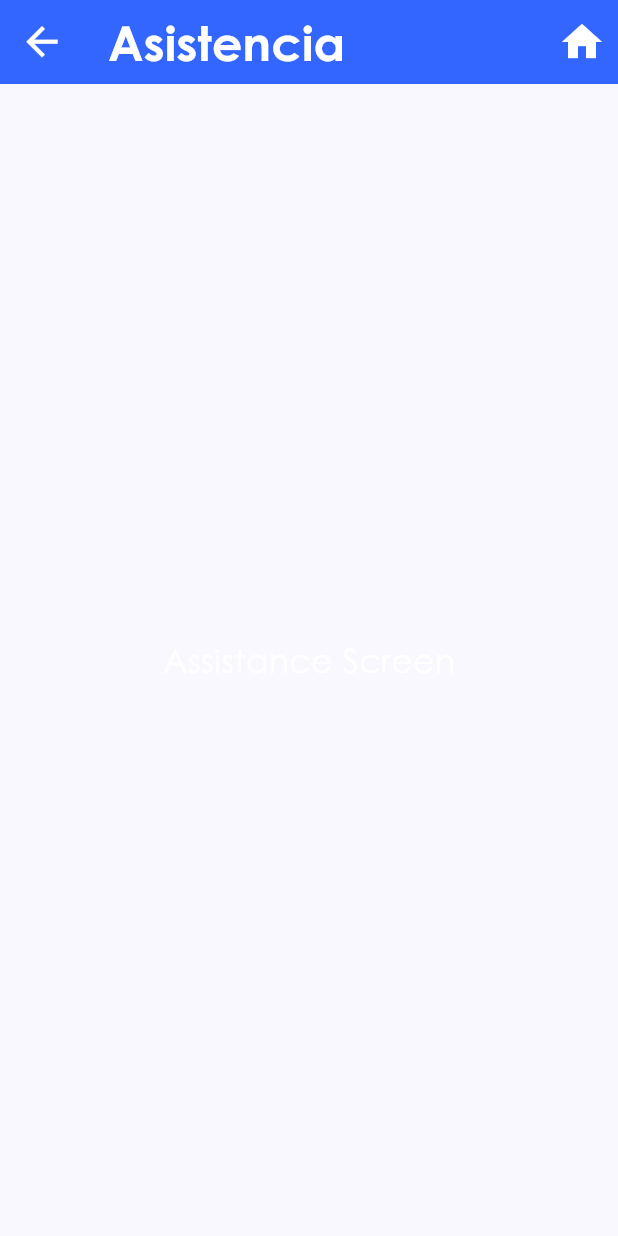
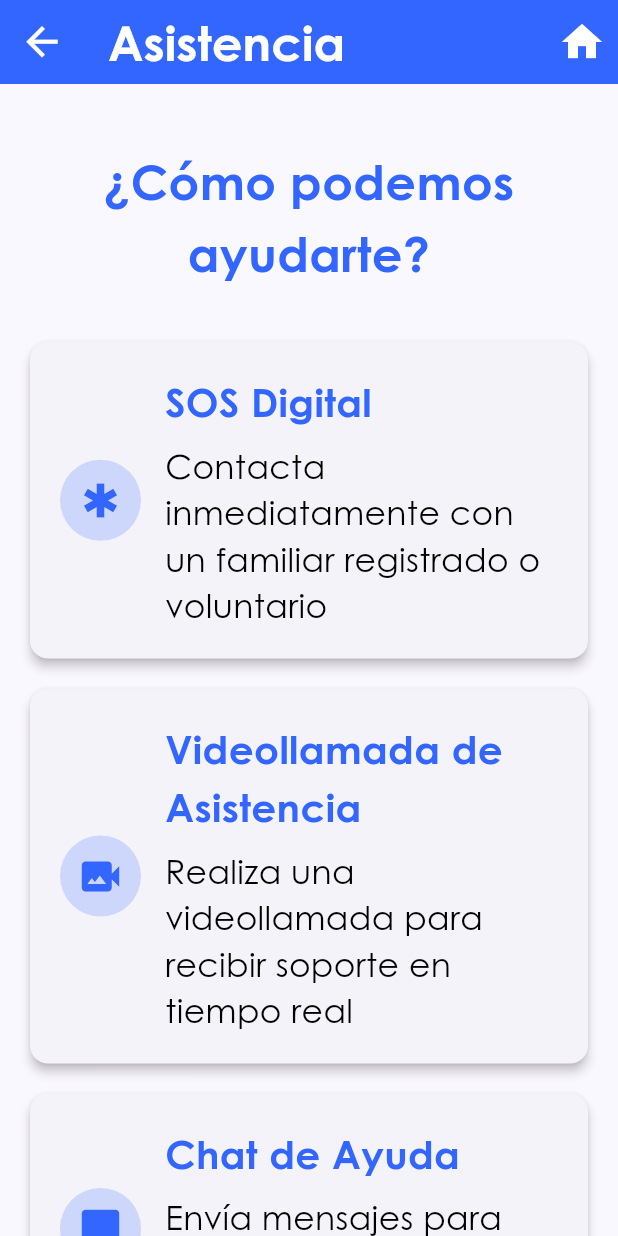
Before and after one commit to FlakoArenas26/Conecta-Mayor-App, a Flutter app: the AssistanceScreen screen opened directly, on a phone screen of 412 x 824 dp. Run offline on Flutter 3.47's test engine with Material 3 defaults, Android fonts, the phone set to English and light mode, and no system bars.

Commit message:
Diseño y desarrollo de componentes del módulo asistencia, se usa información quemada en pantalla porque no se cuenta con backend aun

```diff
--- a/analysis_options.yaml
+++ b/analysis_options.yaml
@@ -11,6 +11,7 @@ analyzer:
   errors:
     deprecated_member_use: ignore
     library_private_types_in_public_api: ignore
+    unnecessary_to_list_in_spreads: ignore
     use_super_parameters: ignore
 include: package:flutter_lints/flutter.yaml
 
--- a/lib/screens/assistance/assistance_screen.dart
+++ b/lib/screens/assistance/assistance_screen.dart
@@ -1,14 +1,17 @@
+import 'package:conecta_mayor/screens/assistance/sos_digital_screen.dart';
+import 'package:conecta_mayor/screens/assistance/videocall_screen.dart';
 import 'package:conecta_mayor/screens/home/home_screen.dart';
 import 'package:flutter/material.dart';
 
-class AssistanceScreen extends StatefulWidget {
-  const AssistanceScreen({super.key});
+// Pantalla SOS Digital (debes tenerla en un archivo separado)
+class MainAssistanceScreen extends StatefulWidget {
+  const MainAssistanceScreen({super.key});
 
   @override
-  State<AssistanceScreen> createState() => _AssistanceScreenState();
+  State<MainAssistanceScreen> createState() => _MainAssistanceScreenState();
 }
 
-class _AssistanceScreenState extends State<AssistanceScreen> {
+class _MainAssistanceScreenState extends State<MainAssistanceScreen> {
   @override
   Widget build(BuildContext context) {
     return Scaffold(
@@ -37,17 +40,52 @@ class _AssistanceScreenState extends State<AssistanceScreen> {
         ],
         elevation: 0,
       ),
-      body: Center(child: Text('Assistance Screen')),
     );
   }
 }
 
-class _AssistanceScreen extends State<AssistanceScreen> {
+// Pantalla principal de Asistencia
+class AssistanceScreen extends StatefulWidget {
+  const AssistanceScreen({super.key});
+
+  @override
+  State<AssistanceScreen> createState() => _AssistanceScreenState();
+}
+
+class _AssistanceScreenState extends State<AssistanceScreen> {
+  final Color primaryColor = const Color(0xFF3366FF);
+  final List<AssistanceOption> options = [
+    AssistanceOption(
+      title: 'SOS Digital',
+      description:
+          'Contacta inmediatamente con un familiar registrado o voluntario',
+      icon: Icons.emergency,
+      destination: SosDigitalScreen(title: 'SOS Digital'),
+    ),
+    AssistanceOption(
+      title: 'Videollamada de Asistencia',
+      description:
+          'Realiza una videollamada para recibir soporte en tiempo real',
+      icon: Icons.video_camera_back,
+      destination: VideoCallScreen(),
+    ),
+    AssistanceOption(
+      title: 'Chat de Ayuda',
+      description: 'Envía mensajes para recibir soporte por escrito',
+      icon: Icons.chat_bubble,
+    ),
+    AssistanceOption(
+      title: 'Agendar Capacitación',
+      description: 'Programa una sesión personalizada con un instructor',
+      icon: Icons.calendar_today,
+    ),
+  ];
+
   @override
   Widget build(BuildContext context) {
     return Scaffold(
       appBar: AppBar(
-        backgroundColor: const Color(0xFF3366FF),
+        backgroundColor: primaryColor,
         foregroundColor: Colors.white,
         leading: IconButton(
           icon: const Icon(Icons.arrow_back, size: 31),
@@ -71,7 +109,106 @@ class _AssistanceScreen extends State<AssistanceScreen> {
         ],
         elevation: 0,
       ),
-      body: Center(child: Text('Assistance Screen')),
+      body: SingleChildScrollView(
+        padding: const EdgeInsets.all(20),
+        child: Column(
+          children: [
+            Container(
+              width: double.infinity,
+              padding: const EdgeInsets.symmetric(vertical: 20),
+              child: Text(
+                '¿Cómo podemos ayudarte?',
+                style: TextStyle(
+                  fontSize: 32,
+                  fontWeight: FontWeight.w600,
+                  color: primaryColor,
+                ),
+                textAlign: TextAlign.center,
+              ),
+            ),
+            const SizedBox(height: 16),
+            Column(
+              children:
+                  options
+                      .map((option) => _buildOptionCard(option, context))
+                      .toList(),
+            ),
+          ],
+        ),
+      ),
+    );
+  }
+
+  Widget _buildOptionCard(AssistanceOption option, BuildContext context) {
+    return Card(
+      margin: const EdgeInsets.only(bottom: 20),
+      elevation: 3,
+      shape: RoundedRectangleBorder(borderRadius: BorderRadius.circular(12)),
+      child: InkWell(
+        borderRadius: BorderRadius.circular(12),
+        onTap: () {
+          if (option.destination != null) {
+            Navigator.push(
+              context,
+              MaterialPageRoute(builder: (context) => option.destination!),
+            );
+          }
+        },
+        child: Padding(
+          padding: const EdgeInsets.all(20),
+          child: Row(
+            children: [
+              Container(
+                padding: const EdgeInsets.all(12),
+                decoration: BoxDecoration(
+                  color: primaryColor.withOpacity(0.2),
+                  shape: BoxShape.circle,
+                ),
+                child: Icon(option.icon, size: 30, color: primaryColor),
+              ),
+              const SizedBox(width: 16),
+              Expanded(
+                child: Column(
+                  crossAxisAlignment: CrossAxisAlignment.start,
+                  children: [
+                    Text(
+                      option.title,
+                      style: TextStyle(
+                        fontSize: 26,
+                        fontWeight: FontWeight.bold,
+                        color: primaryColor,
+                      ),
+                    ),
+                    const SizedBox(height: 8),
+                    Text(
+                      option.description,
+                      style: const TextStyle(
+                        fontSize: 22,
+                        color: Colors.black,
+                        height: 1.4,
+                      ),
+                    ),
+                  ],
+                ),
+              ),
+            ],
+          ),
+        ),
+      ),
     );
   }
 }
+
+class AssistanceOption {
+  final String title;
+  final String description;
+  final IconData icon;
+  final Widget? destination;
+
+  AssistanceOption({
+    required this.title,
+    required this.description,
+    required this.icon,
+    this.destination,
+  });
+}
--- a/pubspec.yaml
+++ b/pubspec.yaml
@@ -12,7 +12,6 @@ dependencies:
     sdk: flutter
   cupertino_icons: ^1.0.8
   flutter_vector_icons: ^2.0.0
-  shared_preferences: ^2.0.15
 
 dev_dependencies:
   flutter_test:
```
Also changed, not shown: lib/screens/assistance/call_screen.dart (added, +96 -0 lines), lib/screens/assistance/sos_digital_screen.dart (added, +289 -0 lines), lib/screens/assistance/videocall_screen.dart (added, +172 -0 lines), pubspec.lock, 1 other file.
